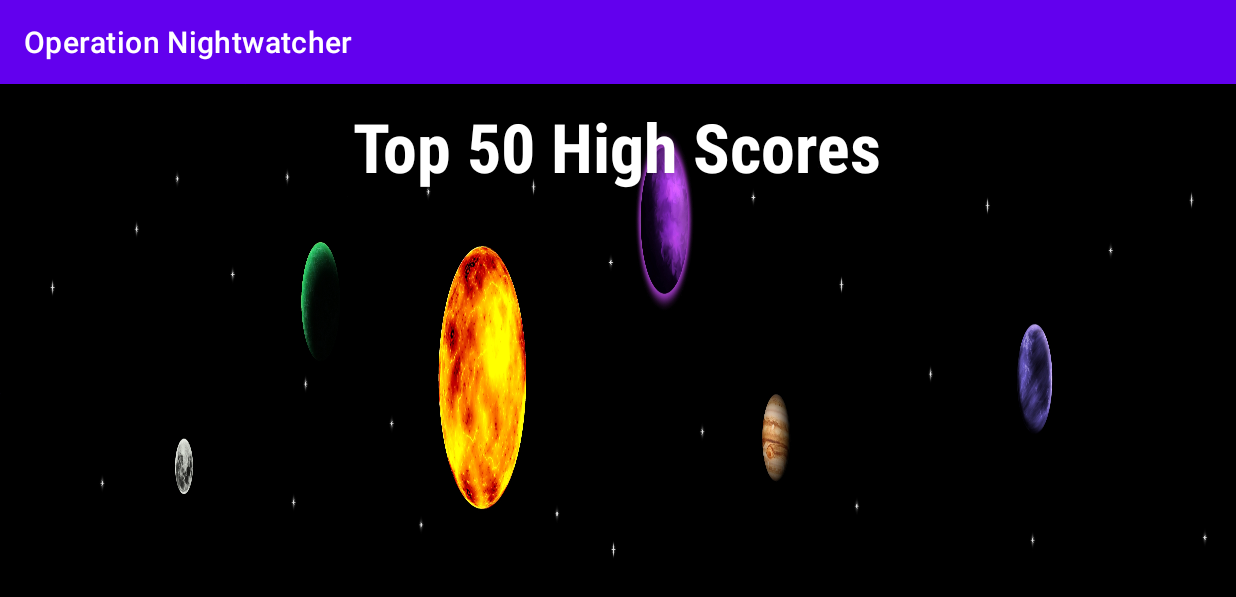
After one commit to Justinhwang92/Operation-Nightwatcher, an Android app: the Activity_High_Scores screen opened directly, with no data from a screen before it, on a phone screen of 824 x 412 dp (held sideways). The commit adds this screen. Shown: the top 597 px of the screen. Run offline under Robolectric (Android 15) with nearby library versions, the phone set to English and light mode, and no system bars; our stand-ins replace Firebase (no records; nobody signed in at launch, a user with empty details on screens opened directly), sdp/ssp sizes.

Commit message:
Added highscore screen and firebase integration to the application

```diff
--- a/app/build.gradle
+++ b/app/build.gradle
@@ -47,6 +47,7 @@ dependencies {
     implementation 'androidx.constraintlayout:constraintlayout:2.0.4'
     implementation 'org.junit.jupiter:junit-jupiter:5.7.0'
     implementation 'org.junit.jupiter:junit-jupiter'
+    implementation 'com.google.firebase:firebase-database:19.6.0'
     testImplementation 'junit:junit:4.+'
     testImplementation 'org.junit.jupiter:junit-jupiter'
     testImplementation 'org.junit.jupiter:junit-jupiter'
--- a/app/src/main/AndroidManifest.xml
+++ b/app/src/main/AndroidManifest.xml
@@ -22,11 +22,8 @@
         <activity
             android:name="Operation_Nightwatcher.Activity.Activity_Menu"
             android:screenOrientation="landscape">
-            <intent-filter>
-                <action android:name="android.intent.action.MAIN" />
-                <category android:name="android.intent.category.LAUNCHER" />
-            </intent-filter>
         </activity>
+        <activity android:name="Operation_Nightwatcher.Activity.Activity_High_Scores" android:screenOrientation="landscape"></activity>
         <activity
             android:name="Operation_Nightwatcher.Activity.Activity_SignIn"
             android:screenOrientation="landscape" />
--- /dev/null
+++ b/app/src/main/java/Operation_Nightwatcher/Activity/Activity_High_Scores.java
@@ -0,0 +1,240 @@
+package Operation_Nightwatcher.Activity;
+
+import Operation_Nightwatcher.Activity.Database.User;
+import Operation_Nightwatcher.Activity.Database.UserCursorAdapter;
+import android.content.Intent;
+import android.os.Build;
+import android.view.View;
+import android.view.WindowManager;
+import android.widget.ListView;
+import androidx.annotation.RequiresApi;
+import androidx.appcompat.app.AppCompatActivity;
+import android.os.Bundle;
+import com.google.firebase.database.*;
+import com.td.OperationNightwatcher.R;
+
+import java.util.ArrayList;
+import java.util.Collections;
+import java.util.HashMap;
+import java.util.List;
+
+public class Activity_High_Scores extends AppCompatActivity implements View.OnClickListener {
+    private static final int USER_LOADER = 0;
+
+    UserCursorAdapter mUserCursorAdapter;
+    ListView HighScoresList;
+    List<User> userList;
+    //Audio_Activity_High_Scores myAudio;
+    @RequiresApi(api = Build.VERSION_CODES.KITKAT)
+    @Override
+    protected void onCreate(Bundle savedInstanceState) {
+        super.onCreate(savedInstanceState);
+        setContentView(R.layout.activity_high_scores);
+        HighScoresList = findViewById(R.id.highScoreList);
+
+        //gets rid of notification bar on top of phone
+        getWindow().setFlags(WindowManager.LayoutParams.FLAG_FULLSCREEN, WindowManager.LayoutParams.FLAG_FULLSCREEN);
+
+        //audio
+    //    myAudio = new Audio_Activity_High_Scores(this);
+       // Audio_Master_Control.checkMuteStatus(myAudio);
+      //  myAudio.startMedia(Audio_Activity_High_Scores.MEDIA_PLAYERS.BGM_CREDITS_LOOP);
+
+        //mute button
+        /*if(Audio_Master_Control.myMuted)
+        {
+            muteAudio();
+            ImageView audio = findViewById(R.id.gameaudio);
+            audio.setImageResource(R.drawable.muted_audio);
+        }*/
+
+        /*findViewById(R.id.gameaudio).setOnClickListener(new View.OnClickListener() {
+            @Override
+            public void onClick(View v) {
+                ImageView audio = findViewById(R.id.gameaudio);
+                if(Audio_Master_Control.myMuted)
+                {
+                    audio.setImageResource(R.drawable.unmuted_audio);
+                    unmuteAudio();
+                }
+                else
+                {
+                    audio.setImageResource(R.drawable.muted_audio);
+                    muteAudio();
+                }
+            }
+        });*/
+
+
+        // go back to main menu
+        //findViewById(R.id.backToMain).setOnClickListener(this);
+     /*
+             TODO: Commented Previous code, will remove it in the future it necessary
+
+
+        // get database
+        mUserCursorAdapter = new UserCursorAdapter(this, null);
+        HighScoresList.setAdapter(mUserCursorAdapter);
+
+
+
+        // loader
+        getLoaderManager().initLoader(USER_LOADER, null, this);*/
+    }
+
+    @Override
+    public void onClick(View v) {
+        //myAudio.releasePlayers();
+        Intent i;
+        i = new Intent(this, Activity_Menu.class);
+        finish();
+        startActivity(i);
+    }
+    @Override
+    public void onBackPressed(){
+        finish();
+    }
+
+/*
+        TODO: Commented Previous code, will remove it in the future it necessary
+
+    @Override
+    public Loader<Cursor> onCreateLoader(int id, Bundle args) {
+        // displaying sections
+        String[] projection = {
+                UserEntry._ID,
+                UserEntry.COLUMN_USER_NAME,
+                UserEntry.COLUMN_HIGH_SCORE,
+                UserEntry.COLUMN_LAST_GAME_SCORE
+        };
+
+        // sorting order
+        String sortOrder = UserEntry.COLUMN_HIGH_SCORE + " DESC limit 50";
+
+        // loader
+        return new CursorLoader(this,
+                UserEntry.CONTENT_URI,
+                projection,
+                null,
+                null,
+                sortOrder
+        );
+
+    }
+
+    @Override
+    public void onLoadFinished(Loader<Cursor> loader, Cursor cursor) {
+        mUserCursorAdapter.swapCursor(cursor);
+    }
+
+    @Override
+    public void onLoaderReset(Loader<Cursor> loader) {
+        mUserCursorAdapter.swapCursor(null);
+    }
+*/
+
+    //called when application stops
+    @Override
+    protected void onPause() {
+        super.onPause();
+       // myAudio.pauseLoopers();
+    }
+    //called when application starts/resumes
+    @Override
+    protected void onResume() {
+        super.onResume();
+        //myAudio.resumeLoopers();
+    }
+
+    //called when application stops
+    @Override
+    protected void onStop(){
+        super.onStop();
+    }
+
+    //i think this is called when display turns back on.
+    //if you press the power button and turn the emulator off and press again to start
+    //it calls this method. not sure if power button on emulator just turns off screen or turns
+    //off emulator
+    @Override
+    protected void onRestart(){
+        super.onRestart();
+        //myAudio.releasePlayers();
+        //myAudio = new Audio_Activity_High_Scores(this);
+    }
+    //called when application starts/resumes
+    @Override
+    protected void onStart(){
+        super.onStart();
+        FirebaseDatabase database = FirebaseDatabase.getInstance();
+        DatabaseReference myRef = database.getReference("users");
+        System.out.println(myRef);
+        myRef.addValueEventListener(new ValueEventListener() {
+            @Override
+            public void onDataChange(DataSnapshot dataSnapshot) {
+                // This method is called once with the initial value and again
+                // whenever data at this location is updated.
+                userList = new ArrayList<>();
+                List<DataSnapshot> list = new ArrayList<>();
+                HashMap<String, User> map = new HashMap<>();
+
+                for (DataSnapshot userSnapShot : dataSnapshot.getChildren()) {
+                    list.add(userSnapShot);
+                    map.put(userSnapShot.getKey(), userSnapShot.getValue(User.class));
+                }
+
+                Collections.sort(list, (str1, str2) -> (map.get(str2.getKey()).getHighscore() - map.get(str1.getKey()).getHighscore()));
+
+                int index = 0;
+                for (DataSnapshot snapshot : list) {
+                    String id = snapshot.getKey();
+                    if (index == 0) {
+                        User user = map.get(id);
+                        String newId = id+"gold";
+                        user.setId(newId);
+                        map.put(newId, user);
+                        userList.add(map.get(newId));
+                    } else if (index == 1) {
+                        User user = map.get(id);
+                        String newId = id+"silver";
+                        user.setId(newId);
+                        map.put(newId, user);
+                        userList.add(map.get(newId));
+                    } else if (index == 2) {
+                        User user = map.get(id);
+                        String newId = id+"bronze";
+                        user.setId(newId);
+                        map.put(newId, user);
+                        userList.add(map.get(newId));
+                    } else if (index >= 50) {
+                        snapshot.getRef().removeValue();
+                    } else
+                        userList.add(map.get(id));
+                    index++;
+                }
+
+                System.out.println("--------------------------userlist-------------------------------------");
+                System.out.println(userList);
+
+                mUserCursorAdapter = new UserCursorAdapter(Activity_High_Scores.this, userList);
+                HighScoresList.setAdapter(mUserCursorAdapter);
+            }
+
+            @Override
+            public void onCancelled(DatabaseError error) {
+                // Failed to read value
+                System.out.println("Failed to read value." + error.toException());
+            }
+        });
+    }
+
+    /*public void muteAudio()
+    {
+        Audio_Master_Control.muteAllPlayers(myAudio);
+    }
+
+    public void unmuteAudio()
+    {
+        Audio_Master_Control.unmuteAllPlayers(myAudio);
+    }*/
+}
--- /dev/null
+++ b/app/src/main/res/layout/activity_high_scores.xml
@@ -0,0 +1,55 @@
+<?xml version="1.0" encoding="utf-8"?>
+<LinearLayout xmlns:android="http://schemas.android.com/apk/res/android"
+        android:layout_width="match_parent"
+        android:layout_height="match_parent"
+        android:orientation="vertical"
+        android:background="@drawable/game_background2">
+
+    <RelativeLayout
+            android:layout_width="match_parent"
+            android:layout_height="0dp"
+            android:gravity="center"
+            android:layout_weight="2">
+
+        <TextView
+                android:id="@+id/top_scores"
+                style="@style/ScoreStyle"
+                android:layout_height="wrap_content"
+                android:text="Top 50 High Scores" />
+
+    </RelativeLayout>
+
+    <ListView
+            android:id="@+id/highScoreList"
+            android:layout_width="match_parent"
+            android:layout_height="0dp"
+            android:layout_margin="10dp"
+            android:layout_weight="6"
+            android:cacheColorHint="#ffffff"
+            android:divider="@android:color/transparent" />
+
+    <!--<RelativeLayout
+            android:layout_width="match_parent"
+            android:layout_height="0dp"
+            android:layout_weight="2" >
+        <ImageView
+                android:id="@+id/backToMain"
+                android:layout_width="@dimen/_50sdp"
+                android:layout_height="@dimen/_45sdp"
+                android:layout_marginLeft="@dimen/_12sdp"
+                android:layout_marginBottom="@dimen/_7sdp"
+                android:src="@drawable/previous1" />
+
+        <ImageView
+                android:id="@+id/gameaudio"
+                android:layout_width="@dimen/_50sdp"
+                android:layout_height="@dimen/_40sdp"
+                android:layout_alignParentRight="true"
+                android:layout_marginRight="@dimen/_12sdp"
+                android:layout_marginBottom="@dimen/_7sdp"
+                android:background="@android:color/transparent"
+                android:src="@drawable/unmuted_audio" />
+
+    </RelativeLayout>-->
+
+</LinearLayout>
--- a/app/src/main/res/values/styles.xml
+++ b/app/src/main/res/values/styles.xml
@@ -10,10 +10,27 @@
     <style name="ButtonStyle">
         <item name="android:layout_height">wrap_content</item>
         <item name="android:layout_width">wrap_content</item>
-        <item name="android:textSize">@dimen/_30sdp</item>
+        <item name="android:textSize">@dimen/_25sdp</item>
         <item name="android:fontFamily">sans-serif-condensed</item>
         <item name="android:textStyle">bold</item>
         <item name="android:background">@android:color/transparent</item>
 
     </style>
+    <style name="ScoreStyle">
+        <item name="android:layout_height">wrap_content</item>
+        <item name="android:layout_width">wrap_content</item>
+        <item name="android:fontFamily">sans-serif-condensed</item>
+        <item name="android:textStyle">bold</item>
+        <item name="android:textSize">45sp</item>
+        <item name="android:textColor">#ffffff</item>
+    </style>
+    <style name="ScoreListStyle">
+        <item name="android:layout_width">0dp</item>
+        <item name="android:layout_height">match_parent</item>
+        <item name="android:layout_margin">10dp</item>
+        <item name="android:fontFamily">sans-serif-condensed</item>
+        <item name="android:textSize">21dp</item>
+        <item name="android:textAllCaps">true</item>
+        <item name="android:textColor">#ffffff</item>
+    </style>
 </resources>
```
Also changed, not shown: app/src/main/java/Operation_Nightwatcher/Activity/Activity_Menu.java (+7 -2 lines), app/src/main/java/Operation_Nightwatcher/Activity/Database/User.java (added, +42 -0 lines), app/src/main/java/Operation_Nightwatcher/Activity/Database/UserCursorAdapter.java (added, +79 -0 lines), app/src/main/res/layout/activity_menu.xml (+22 -4 lines), app/src/main/res/layout/score_list.xml (added, +24 -0 lines), app/src/main/res/drawable/game_background2.jpg (added).
